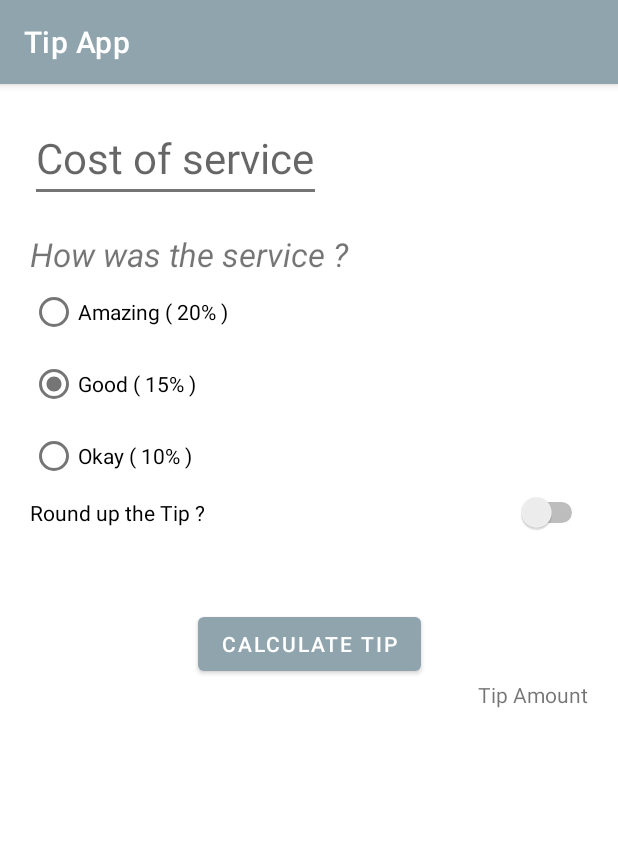
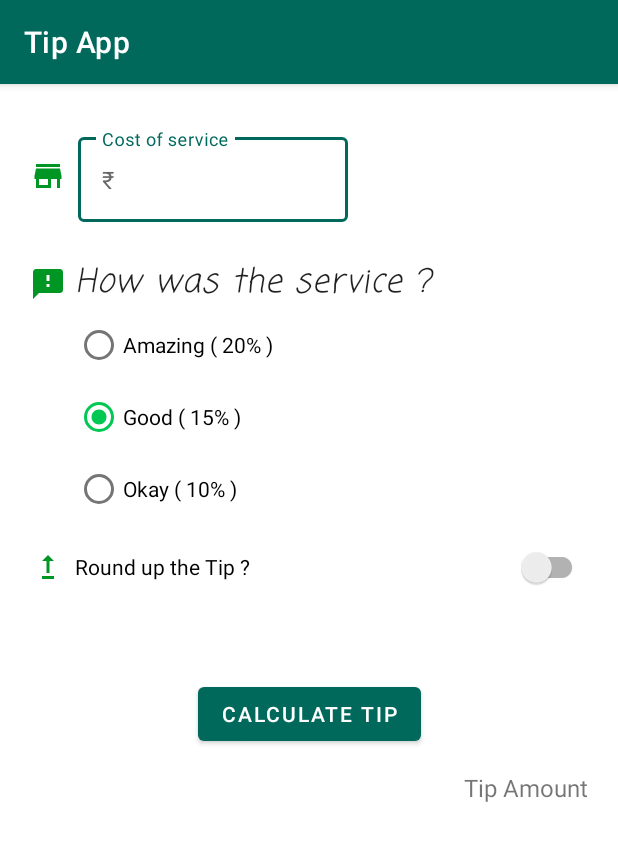
Before and after one commit to rahul00771/Tip-Calculator-App, an Android app: the screen it shows after launch (MainActivity), on a phone screen of 412 x 824 dp. Shown: the top 841 px of the screen. Run offline under Robolectric (Android 15) with nearby library versions, the phone set to English and light mode, and no system bars.

Commit message:
Changed theme color, added vector icons to the UI and few enhancements in UI

```diff
--- /dev/null
+++ b/app/src/main/res/drawable/ic_round_up.xml
@@ -0,0 +1,10 @@
+<vector xmlns:android="http://schemas.android.com/apk/res/android"
+    android:width="24dp"
+    android:height="24dp"
+    android:viewportWidth="24"
+    android:viewportHeight="24"
+    android:tint="?attr/colorSecondaryVariant">
+  <path
+      android:fillColor="@android:color/white"
+      android:pathData="M16,18v2H8v-2H16zM11,7.99V16h2V7.99h3L12,4L8,7.99H11z"/>
+</vector>
--- /dev/null
+++ b/app/src/main/res/drawable/ic_service_question.xml
@@ -0,0 +1,10 @@
+<vector xmlns:android="http://schemas.android.com/apk/res/android"
+    android:width="24dp"
+    android:height="24dp"
+    android:viewportWidth="24"
+    android:viewportHeight="24"
+    android:tint="?attr/colorSecondaryVariant">
+  <path
+      android:fillColor="@android:color/white"
+      android:pathData="M20,2L4,2c-1.1,0 -1.99,0.9 -1.99,2L2,22l4,-4h14c1.1,0 2,-0.9 2,-2L22,4c0,-1.1 -0.9,-2 -2,-2zM13,14h-2v-2h2v2zM13,10h-2L11,6h2v4z"/>
+</vector>
--- /dev/null
+++ b/app/src/main/res/drawable/ic_store.xml
@@ -0,0 +1,10 @@
+<vector xmlns:android="http://schemas.android.com/apk/res/android"
+    android:width="24dp"
+    android:height="24dp"
+    android:viewportWidth="24"
+    android:viewportHeight="24"
+    android:tint="?attr/colorSecondaryVariant">
+  <path
+      android:fillColor="@android:color/white"
+      android:pathData="M20,4L4,4v2h16L20,4zM21,14v-2l-1,-5L4,7l-1,5v2h1v6h10v-6h4v6h2v-6h1zM12,18L6,18v-4h6v4z"/>
+</vector>
--- a/app/src/main/res/layout/activity_main.xml
+++ b/app/src/main/res/layout/activity_main.xml
@@ -1,43 +1,87 @@
 <?xml version="1.0" encoding="utf-8"?>
-    <androidx.constraintlayout.widget.ConstraintLayout xmlns:android="http://schemas.android.com/apk/res/android"
+<ScrollView
+    xmlns:android="http://schemas.android.com/apk/res/android"
     xmlns:app="http://schemas.android.com/apk/res-auto"
     xmlns:tools="http://schemas.android.com/tools"
     android:layout_width="match_parent"
+    android:layout_height="match_parent"
+    >
+
+<androidx.constraintlayout.widget.ConstraintLayout
+    android:layout_width="match_parent"
         android:padding="20dp"
-        android:layout_height="match_parent"
+        android:layout_height="wrap_content"
         tools:context=".MainActivity">
 
-        <EditText
-            android:hint="@string/cost_of_service"
-            android:id="@+id/cost_of_service"
-            android:textSize="28sp"
+    <ImageView
         android:layout_width="wrap_content"
         android:layout_height="wrap_content"
-            android:inputType="numberDecimal"
+        android:src="@drawable/ic_store"
+        app:layout_constraintStart_toStartOf="parent"
+        app:layout_constraintTop_toTopOf="@id/textField"
+        app:layout_constraintBottom_toBottomOf="@id/textField"
+        android:contentDescription="@string/store_icon"
+        />
+
+      <com.google.android.material.textfield.TextInputLayout
+          android:id="@+id/textField"
+          android:layout_marginTop="10dp"
+          android:layout_width="180dp"
+          android:layout_height="wrap_content"
           app:layout_constraintStart_toStartOf="parent"
           app:layout_constraintTop_toTopOf="parent"
-            android:autofillHints="100" />
+          android:hint="@string/cost_of_service"
+          android:layout_marginStart="32dp"
+          style="@style/Widget.MaterialComponents.TextInputLayout.OutlinedBox"
+          app:prefixText="₹"
+         >
+          <com.google.android.material.textfield.TextInputEditText
+              android:layout_width="match_parent"
+              android:id="@+id/costOfService"
+              android:layout_height="wrap_content"
+              app:layout_constraintStart_toStartOf="parent"
+              app:layout_constraintTop_toTopOf="@id/textField"
+              android:inputType="numberDecimal"
+              />
+      </com.google.android.material.textfield.TextInputLayout>
+
+
 
         <TextView
-            android:layout_marginTop="20dp"
+            android:layout_marginStart="30dp"
+            android:layout_marginTop="24dp"
             android:id="@+id/service_question"
-            android:layout_width="wrap_content"
+            android:layout_width="match_parent"
             android:layout_height="wrap_content"
             android:textSize="22sp"
             android:textStyle="italic"
+            android:fontFamily="casual"
+            android:textAppearance="?attr/textAppearanceBody1"
             android:text="@string/how_was_the_service"
             app:layout_constraintStart_toStartOf="parent"
-            app:layout_constraintTop_toBottomOf="@+id/cost_of_service"
+            app:layout_constraintTop_toBottomOf="@+id/textField"
+        />
+
+        <ImageView
+            android:layout_width="wrap_content"
+            android:layout_height="wrap_content"
+            app:layout_constraintStart_toStartOf="parent"
+            app:layout_constraintTop_toTopOf="@id/service_question"
+            app:layout_constraintBottom_toBottomOf="@id/service_question"
+            android:src="@drawable/ic_service_question"
+
             />
 
         <RadioGroup
+            android:layout_marginStart="30dp"
             android:layout_width="wrap_content"
             android:id="@+id/tipOption"
             android:layout_height="wrap_content"
             app:layout_constraintStart_toStartOf="parent"
             app:layout_constraintTop_toBottomOf="@id/service_question"
             android:checkedButton="@id/fifteen"
-            android:orientation="vertical">
+            android:orientation="vertical"
+            >
 
             <RadioButton
                 android:id="@+id/twenty"
@@ -60,14 +104,24 @@
 
         </RadioGroup>
 
-        <Switch
+        <ImageView
+            android:layout_width="wrap_content"
+            android:layout_height="wrap_content"
+            android:src="@drawable/ic_round_up"
+            app:layout_constraintStart_toStartOf="parent"
+            app:layout_constraintTop_toTopOf="@id/round_up"
+            app:layout_constraintBottom_toBottomOf="@id/round_up"
+            />
+        <androidx.appcompat.widget.SwitchCompat
+            android:layout_marginTop="4dp"
+            android:layout_marginStart="30dp"
             android:id="@+id/round_up"
             android:layout_width="0dp"
             android:layout_height="wrap_content"
             app:layout_constraintStart_toStartOf="parent"
             app:layout_constraintTop_toBottomOf="@+id/tipOption"
             app:layout_constraintEnd_toEndOf="parent"
-            android:text="Round up the Tip ?"
+            android:text="@string/round_up_the_tip"
             />
 
         <Button
@@ -83,6 +137,8 @@
 
 
         <TextView
+            android:layout_marginTop="14dp"
+            android:textSize="16sp"
             android:id="@+id/tipResult"
             android:layout_width="wrap_content"
             android:layout_height="wrap_content"
@@ -91,3 +147,5 @@
             android:text="@string/tip_amount"
             />
 </androidx.constraintlayout.widget.ConstraintLayout>
+
+</ScrollView>
--- a/app/src/main/res/values-night/themes.xml
+++ b/app/src/main/res/values-night/themes.xml
@@ -2,12 +2,12 @@
     <!-- Base application theme. -->
     <style name="Theme.TipApp" parent="Theme.MaterialComponents.DayNight.DarkActionBar">
         <!-- Primary brand color. -->
-        <item name="colorPrimary">@color/myBlueGreyLight</item>
-        <item name="colorPrimaryVariant">@color/myBlueGreyLight</item>
+        <item name="colorPrimary">@color/myYGreenLight</item>
+        <item name="colorPrimaryVariant">@color/myYGreen</item>
         <item name="colorOnPrimary">@color/black</item>
         <!-- Secondary brand color. -->
-        <item name="colorSecondary">@color/myGreyLight</item>
-        <item name="colorSecondaryVariant">@color/teal_200</item>
+        <item name="colorSecondary">@color/myGreenLight</item>
+        <item name="colorSecondaryVariant">@color/myGreen</item>
         <item name="colorOnSecondary">@color/black</item>
         <!-- Status bar color. -->
         <item name="android:statusBarColor" tools:targetApi="l">?attr/colorPrimaryVariant</item>
--- a/app/src/main/res/values/colors.xml
+++ b/app/src/main/res/values/colors.xml
@@ -8,12 +8,12 @@
     <color name="black">#FF000000</color>
     <color name="white">#FFFFFFFF</color>
 
-    <color name="myGrey">#757575</color>
-    <color name="myGreyLight">#a4a4a4</color>
-    <color name="myGreyDark">#494949</color>
+    <color name="myGreen">#00695c</color>
+    <color name="myGreenLight">#439889</color>
+    <color name="myGreenDark">#003d33</color>
 
-    <color name="myBlueGrey">#90a4ae</color>
-    <color name="myBlueGreyLight">#c1d5e0</color>
-    <color name="myBlueGreyDark">#62757f</color>
+    <color name="myYGreen">#00c853</color>
+    <color name="myYGreenLight">#5efc82</color>
+    <color name="myYGreenDark">#009624</color>
 
 </resources>
--- a/app/src/main/res/values/strings.xml
+++ b/app/src/main/res/values/strings.xml
@@ -7,4 +7,6 @@
     <string name="ten_p">Okay ( 10% )</string>
     <string name="button_message">Calculate tip</string>
     <string name="tip_amount">Tip Amount</string>
+    <string name="round_up_the_tip">Round up the Tip ?</string>
+    <string name="store_icon">store icon</string>
 </resources>
--- a/app/src/main/res/values/themes.xml
+++ b/app/src/main/res/values/themes.xml
@@ -2,12 +2,12 @@
     <!-- Base application theme. -->
     <style name="Theme.TipApp" parent="Theme.MaterialComponents.DayNight.DarkActionBar">
         <!-- Primary brand color. -->
-        <item name="colorPrimary">@color/myBlueGrey</item>
-        <item name="colorPrimaryVariant">@color/myBlueGreyDark</item>
+        <item name="colorPrimary">@color/myGreen</item>
+        <item name="colorPrimaryVariant">@color/myGreenDark</item>
         <item name="colorOnPrimary">@color/white</item>
         <!-- Secondary brand color. -->
-        <item name="colorSecondary">@color/myGrey</item>
-        <item name="colorSecondaryVariant">@color/myBlueGreyDark</item>
+        <item name="colorSecondary">@color/myYGreen</item>
+        <item name="colorSecondaryVariant">@color/myYGreenDark</item>
         <item name="colorOnSecondary">@color/black</item>
         <!-- Status bar color. -->
         <item name="android:statusBarColor" tools:targetApi="l">?attr/colorPrimaryVariant</item>
```
Also changed, not shown: app/src/main/res/drawable/resized_rupee_symbol.png (added), 2 other files. Lines whose indentation alone changed are shown as unchanged.
